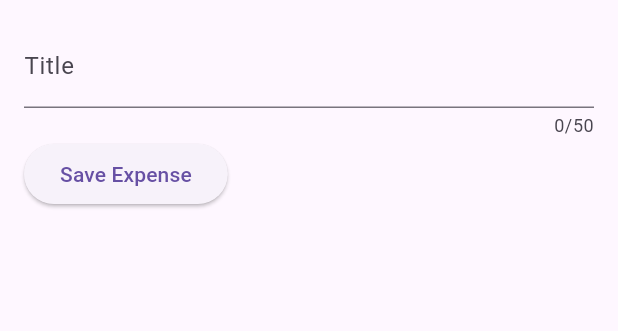
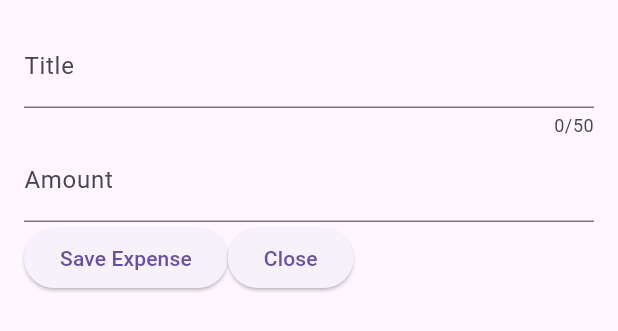
Before and after one commit to thi-tr/expense_tracker, a Flutter app: the NewExpense widget shown alone on an empty page, opened directly, after a tap on "Save Expense", on a phone screen of 412 x 824 dp. Shown: the top 331 px of the screen. Run offline on Flutter 3.47's test engine with Material 3 defaults, Android fonts, the phone set to English and light mode, and no system bars.

Commit message:
HW: Added Amount field logic and close button

```diff
--- a/lib/widgets/new_expense.dart
+++ b/lib/widgets/new_expense.dart
@@ -10,11 +10,16 @@ class NewExpense extends StatefulWidget{
 
 class _NewExpenseState extends State<NewExpense>{
   final _titleController = TextEditingController();
+  final _amountController = TextEditingController();
 
   @override
   void dispose(){
     _titleController.dispose();
+    _amountController.dispose();
     super.dispose();
+  }
+
+  void close(){
   }
 
   @override
@@ -29,13 +34,25 @@ class _NewExpenseState extends State<NewExpense>{
             keyboardType: TextInputType.name,
             decoration: InputDecoration(label: Text("Title")),
           ),
-          //Put Amount TextField
+          TextField(
+            controller: _amountController,
+            keyboardType: TextInputType.number,
+            decoration: InputDecoration(
+              prefixText: '\$',
+              label: Text("Amount")),
+          ),
+
           Row(children: [
             ElevatedButton(
               onPressed: (){
                 print(_titleController.text);
+                print(_amountController.text);
                 },
-                child: Text("Save Expense"),
+              child: Text("Save Expense"),
+            ),
+            ElevatedButton(
+              onPressed: close,
+              child: Text("Close"),
               ),
             ],
           )
```
